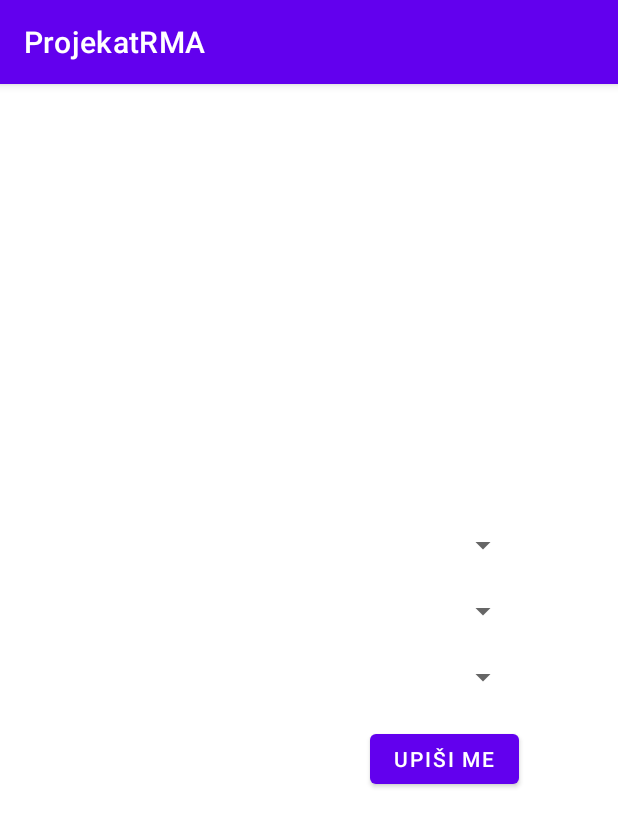
After one commit to NaidaNozic/Survey-App-RMA, an Android app: the UpisIstrazivanje screen opened directly, with no data from a screen before it, on a phone screen of 412 x 824 dp. The commit adds this screen. Shown: the top 827 px of the screen. Run offline under Robolectric (Android 15) with nearby library versions, the phone set to English and light mode, and no system bars.

Commit message:
napravljen activity UpisIstrazivanje i povezala sa dugmetom upisDugme

```diff
--- a/app/src/main/AndroidManifest.xml
+++ b/app/src/main/AndroidManifest.xml
@@ -10,6 +10,9 @@
         android:supportsRtl="true"
         android:theme="@style/Theme.ProjekatRMA">
         <activity
+            android:name=".UpisIstrazivanje"
+            android:exported="false" />
+        <activity
             android:name=".MainActivity"
             android:exported="true">
             <intent-filter>
--- a/app/src/main/java/ba/etf/rma22/projekat/MainActivity.kt
+++ b/app/src/main/java/ba/etf/rma22/projekat/MainActivity.kt
@@ -1,6 +1,7 @@
 package ba.etf.rma22.projekat
 
 import AnketaListAdapter
+import android.content.Intent
 import androidx.appcompat.app.AppCompatActivity
 import android.os.Bundle
 import android.widget.ArrayAdapter
@@ -8,12 +9,14 @@ import android.widget.Spinner
 import androidx.recyclerview.widget.RecyclerView
 import androidx.recyclerview.widget.StaggeredGridLayoutManager
 import ba.etf.rma22.projekat.viewmodel.AnketaListViewModel
+import com.google.android.material.floatingactionbutton.FloatingActionButton
 
 class MainActivity : AppCompatActivity() {
     private lateinit var ankete: RecyclerView
     private lateinit var anketeAdapter: AnketaListAdapter
     private var anketeListViewModel = AnketaListViewModel()
     private lateinit var spinner: Spinner
+    private lateinit var button: FloatingActionButton
 
     var elementi_spinnera = arrayOf("Sve moje ankete", "Sve ankete",
         "Urađene ankete", "Buduće ankete", "Prošle (neurađene) ankete")
@@ -21,6 +24,13 @@ class MainActivity : AppCompatActivity() {
     override fun onCreate(savedInstanceState: Bundle?) {
         super.onCreate(savedInstanceState)
         setContentView(R.layout.activity_main)
+
+        //button
+        button=findViewById(R.id.upisDugme)
+        button.setOnClickListener{
+            val intent = Intent(this, UpisIstrazivanje::class.java)
+            startActivity(intent)
+        }
 
         //spinner
         spinner=findViewById(R.id.filterAnketa)
--- /dev/null
+++ b/app/src/main/java/ba/etf/rma22/projekat/UpisIstrazivanje.kt
@@ -0,0 +1,11 @@
+package ba.etf.rma22.projekat
+
+import androidx.appcompat.app.AppCompatActivity
+import android.os.Bundle
+
+class UpisIstrazivanje : AppCompatActivity() {
+    override fun onCreate(savedInstanceState: Bundle?) {
+        super.onCreate(savedInstanceState)
+        setContentView(R.layout.activity_upis_istrazivanje)
+    }
+}
--- a/app/src/main/res/layout/activity_main.xml
+++ b/app/src/main/res/layout/activity_main.xml
@@ -26,7 +26,7 @@
 
 
         <com.google.android.material.floatingactionbutton.FloatingActionButton
-            android:id="@+id/floatingActionButton"
+            android:id="@+id/upisDugme"
             android:layout_width="wrap_content"
             android:layout_height="wrap_content"
             android:clickable="true"
--- /dev/null
+++ b/app/src/main/res/layout/activity_upis_istrazivanje.xml
@@ -0,0 +1,40 @@
+<?xml version="1.0" encoding="utf-8"?>
+<androidx.constraintlayout.widget.ConstraintLayout xmlns:android="http://schemas.android.com/apk/res/android"
+    xmlns:app="http://schemas.android.com/apk/res-auto"
+    xmlns:tools="http://schemas.android.com/tools"
+    android:layout_width="match_parent"
+    android:layout_height="match_parent"
+    tools:context=".UpisIstrazivanje">
+    <LinearLayout
+        android:layout_width="300dp"
+        android:layout_height="wrap_content"
+        android:orientation="vertical"
+        app:layout_constraintBottom_toBottomOf="parent"
+        app:layout_constraintEnd_toEndOf="parent"
+        app:layout_constraintStart_toStartOf="parent"
+        app:layout_constraintTop_toTopOf="parent">
+
+        <Spinner
+            android:id="@+id/odabirGodina"
+            android:layout_width="match_parent"
+            android:layout_height="wrap_content"
+            android:layout_margin="10dp"></Spinner>
+        <Spinner
+            android:id="@+id/odabirIstrazivanja"
+            android:layout_width="match_parent"
+            android:layout_height="wrap_content"
+            android:layout_margin="10dp"></Spinner>
+        <Spinner
+            android:id="@+id/odabirGrupa"
+            android:layout_width="match_parent"
+            android:layout_height="wrap_content"
+            android:layout_margin="10dp"></Spinner>
+        <Button
+            android:layout_width="wrap_content"
+            android:layout_height="45dp"
+            android:layout_gravity="right"
+            android:layout_margin="10dp"
+            android:text="Upiši me"></Button>
+    </LinearLayout>
+
+</androidx.constraintlayout.widget.ConstraintLayout>
```
